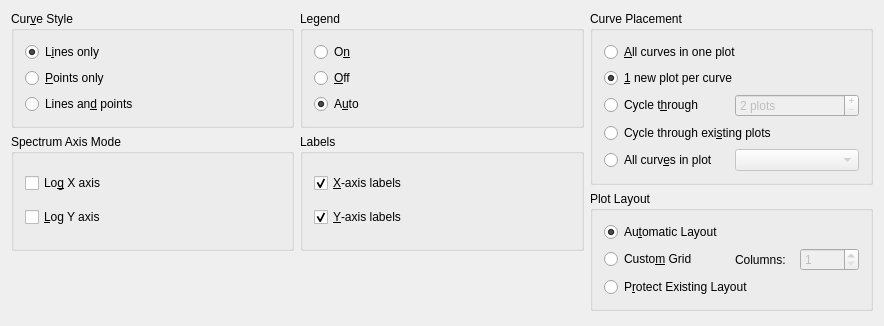
Qt form src/libkstapp/datawizardpageplot.ui (Kst-plot/kst) before a commit.
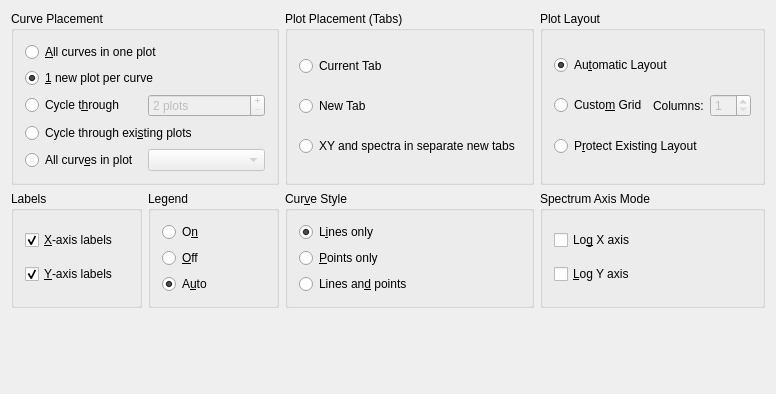
The same form after that commit. Custom widgets are drawn as their Qt base class.

Commit message: Update bug list start to implement new page in data wizard.

```diff
--- a/src/libkstapp/datawizardpageplot.ui
+++ b/src/libkstapp/datawizardpageplot.ui
@@ -6,21 +6,21 @@
    <rect>
     <x>0</x>
     <y>0</y>
-    <width>884</width>
-    <height>326</height>
+    <width>776</width>
+    <height>394</height>
    </rect>
   </property>
   <layout class="QGridLayout" name="gridLayout_2">
-   <item row="0" column="0">
-    <widget class="QGroupBox" name="buttonGroup1">
+   <item row="1" column="0">
+    <widget class="QGroupBox" name="buttonGroup3">
      <property name="title">
-      <string>Cur&amp;ve Style</string>
+      <string>Labels</string>
      </property>
-     <layout class="QVBoxLayout">
+     <layout class="QVBoxLayout" name="verticalLayout_2">
       <item>
-       <widget class="QRadioButton" name="_drawLines">
+       <widget class="QCheckBox" name="_xAxisLabels">
         <property name="text">
-         <string>L&amp;ines only</string>
+         <string>&amp;X-axis labels</string>
         </property>
         <property name="checked">
          <bool>true</bool>
@@ -28,23 +28,19 @@
        </widget>
       </item>
       <item>
-       <widget class="QRadioButton" name="_drawPoints">
+       <widget class="QCheckBox" name="_yAxisLabels">
         <property name="text">
-         <string>&amp;Points only</string>
+         <string>&amp;Y-axis labels</string>
         </property>
-       </widget>
-      </item>
-      <item>
-       <widget class="QRadioButton" name="_drawBoth">
-        <property name="text">
-         <string>Lines an&amp;d points</string>
+        <property name="checked">
+         <bool>true</bool>
         </property>
        </widget>
       </item>
      </layout>
     </widget>
    </item>
-   <item row="0" column="1">
+   <item row="1" column="1">
     <widget class="QGroupBox" name="buttonGroup7">
      <property name="title">
       <string>Legend</string>
@@ -77,7 +73,76 @@
      </layout>
     </widget>
    </item>
-   <item row="0" column="2" rowspan="2">
+   <item row="1" column="2">
+    <widget class="QGroupBox" name="buttonGroup1">
+     <property name="title">
+      <string>Cur&amp;ve Style</string>
+     </property>
+     <layout class="QVBoxLayout">
+      <item>
+       <widget class="QRadioButton" name="_drawLines">
+        <property name="text">
+         <string>L&amp;ines only</string>
+        </property>
+        <property name="checked">
+         <bool>true</bool>
+        </property>
+       </widget>
+      </item>
+      <item>
+       <widget class="QRadioButton" name="_drawPoints">
+        <property name="text">
+         <string>&amp;Points only</string>
+        </property>
+       </widget>
+      </item>
+      <item>
+       <widget class="QRadioButton" name="_drawBoth">
+        <property name="text">
+         <string>Lines an&amp;d points</string>
+        </property>
+       </widget>
+      </item>
+     </layout>
+    </widget>
+   </item>
+   <item row="1" column="4">
+    <widget class="QGroupBox" name="_psdAxisGroup">
+     <property name="title">
+      <string>Spectrum Axis Mode</string>
+     </property>
+     <layout class="QVBoxLayout">
+      <item>
+       <widget class="QCheckBox" name="_psdLogX">
+        <property name="text">
+         <string>Lo&amp;g X axis</string>
+        </property>
+       </widget>
+      </item>
+      <item>
+       <widget class="QCheckBox" name="_psdLogY">
+        <property name="text">
+         <string>&amp;Log Y axis</string>
+        </property>
+       </widget>
+      </item>
+     </layout>
+    </widget>
+   </item>
+   <item row="3" column="1">
+    <spacer name="verticalSpacer">
+     <property name="orientation">
+      <enum>Qt::Vertical</enum>
+     </property>
+     <property name="sizeHint" stdset="0">
+      <size>
+       <width>20</width>
+       <height>40</height>
+      </size>
+     </property>
+    </spacer>
+   </item>
+   <item row="0" column="0" colspan="2">
     <widget class="QGroupBox" name="_plotGroup">
      <property name="title">
       <string>Curve Placement</string>
@@ -173,59 +238,37 @@
      </layout>
     </widget>
    </item>
-   <item row="1" column="0" rowspan="2">
-    <widget class="QGroupBox" name="_psdAxisGroup">
+   <item row="0" column="2">
+    <widget class="QGroupBox" name="groupBox">
      <property name="title">
-      <string>Spectrum Axis Mode</string>
+      <string>Plot Placement (Tabs)</string>
      </property>
-     <layout class="QVBoxLayout">
+     <layout class="QVBoxLayout" name="verticalLayout_3">
       <item>
-       <widget class="QCheckBox" name="_psdLogX">
+       <widget class="QRadioButton" name="_currentTab">
         <property name="text">
-         <string>Lo&amp;g X axis</string>
+         <string>Current Tab</string>
         </property>
        </widget>
       </item>
       <item>
-       <widget class="QCheckBox" name="_psdLogY">
+       <widget class="QRadioButton" name="_newTab">
         <property name="text">
-         <string>&amp;Log Y axis</string>
+         <string>New Tab</string>
         </property>
        </widget>
       </item>
-     </layout>
-    </widget>
-   </item>
-   <item row="1" column="1" rowspan="2">
-    <widget class="QGroupBox" name="buttonGroup3">
-     <property name="title">
-      <string>Labels</string>
-     </property>
-     <layout class="QVBoxLayout" name="verticalLayout_2">
       <item>
-       <widget class="QCheckBox" name="_xAxisLabels">
+       <widget class="QRadioButton" name="_separateTabs">
         <property name="text">
-         <string>&amp;X-axis labels</string>
+         <string>XY and spectra in separate new tabs</string>
         </property>
-        <property name="checked">
-         <bool>true</bool>
-        </property>
        </widget>
       </item>
-      <item>
-       <widget class="QCheckBox" name="_yAxisLabels">
-        <property name="text">
-         <string>&amp;Y-axis labels</string>
-        </property>
-        <property name="checked">
-         <bool>true</bool>
-        </property>
-       </widget>
-      </item>
      </layout>
     </widget>
    </item>
-   <item row="2" column="2" rowspan="2">
+   <item row="0" column="4">
     <widget class="QGroupBox" name="groupBox_2">
      <property name="title">
       <string>Plot Layout</string>
@@ -282,45 +325,6 @@
      </layout>
     </widget>
    </item>
-   <item row="3" column="0" rowspan="2">
-    <spacer name="verticalSpacer">
-     <property name="orientation">
-      <enum>Qt::Vertical</enum>
-     </property>
-     <property name="sizeHint" stdset="0">
-      <size>
-       <width>20</width>
-       <height>131</height>
-      </size>
-     </property>
-    </spacer>
-   </item>
-   <item row="3" column="1" rowspan="2">
-    <spacer name="verticalSpacer_2">
-     <property name="orientation">
-      <enum>Qt::Vertical</enum>
-     </property>
-     <property name="sizeHint" stdset="0">
-      <size>
-       <width>20</width>
-       <height>131</height>
-      </size>
-     </property>
-    </spacer>
-   </item>
-   <item row="4" column="2">
-    <spacer name="verticalSpacer_3">
-     <property name="orientation">
-      <enum>Qt::Vertical</enum>
-     </property>
-     <property name="sizeHint" stdset="0">
-      <size>
-       <width>20</width>
-       <height>58</height>
-      </size>
-     </property>
-    </spacer>
-   </item>
   </layout>
  </widget>
  <layoutdefault spacing="6" margin="11"/>
```
The commit also changes 1 other file.
